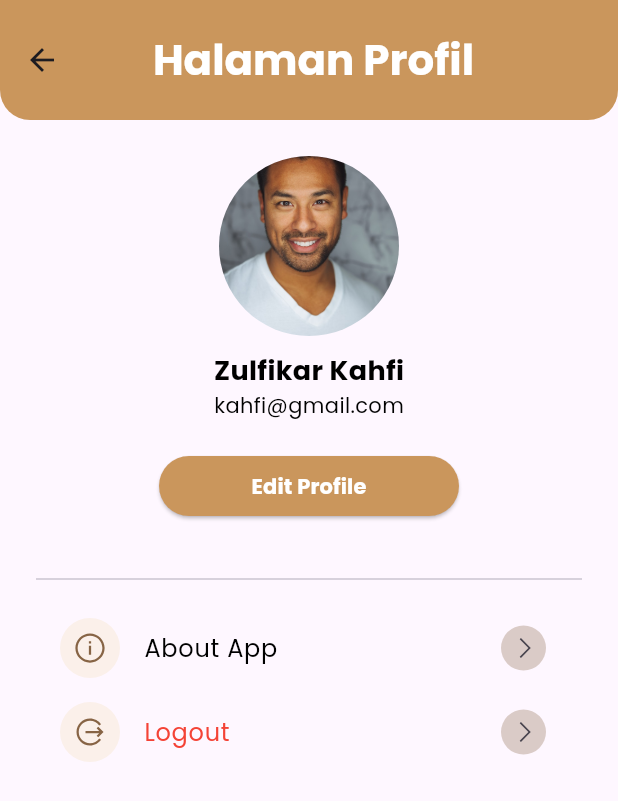
After one commit to miftahozuki/flutter-invital, a Flutter app: the ProfilePage screen opened directly, on a phone screen of 412 x 824 dp. The commit adds this screen. Shown: the top 801 px of the screen. Run offline on Flutter 3.47's test engine with Material 3 defaults, Android fonts, the phone set to English and light mode, and no system bars; our stand-ins replace form_field_validator, google_fonts, line_awesome_flutter, sqflite, sqflite_common_ffi; missing offline and left inert: dart:ffi, qr_code_scanner; accounts and stored records are empty; network calls fail.

Commit message:
feat(profile) add prodile page

```diff
--- a/lib/screen/dashboard.dart
+++ b/lib/screen/dashboard.dart
@@ -3,6 +3,7 @@ import 'package:plj/models/visitor.dart';
 // route to page
 import 'package:plj/screen/about_page.dart';
 import 'package:plj/screen/event_page.dart';
+import 'package:plj/screen/profile_page.dart';
 import 'package:plj/screen/scanner_page.dart';
 import 'package:plj/screen/visitor_page.dart';
 // ekspor style
@@ -39,7 +40,10 @@ class DashboardPage extends StatelessWidget {
                 shape: const CircleBorder(),
                 child: InkWell(
                   onTap: () {
-                    // Tambahkan aksi saat tombol profil diklik
+                    Navigator.push(context,
+                          MaterialPageRoute(builder: (context) {
+                        return ProfilePage();
+                      }));// Tambahkan aksi saat tombol profil diklik
                   },
                   child: CircleAvatar(
                     backgroundImage: AssetImage(
--- /dev/null
+++ b/lib/screen/profile_page.dart
@@ -0,0 +1,175 @@
+import 'package:flutter/material.dart';
+import 'package:plj/screen/about_page.dart';
+import 'package:plj/screen/login_page.dart';
+import 'package:plj/screen/update_profile.dart';
+import 'package:plj/theme.dart';
+
+import 'package:line_awesome_flutter/line_awesome_flutter.dart';
+
+class ProfilePage extends StatelessWidget {
+  const ProfilePage({super.key});
+
+  @override
+  Widget build(BuildContext context) {
+    return Scaffold(
+      appBar: AppBar(
+        backgroundColor: primaryColor,
+        title: Center(
+          child: Text(
+            'Halaman Profil',
+            style: whiteTextStyle.copyWith(
+              fontSize: 28,
+            ),
+          ),
+        ),
+        actions: [
+          Container(
+            margin:
+                const EdgeInsets.only(right: 50), // Tambahkan margin sebesar 30
+          ),
+        ],
+        toolbarHeight: 80, // Mengatur tinggi AppBar
+        shape: const RoundedRectangleBorder(
+          borderRadius: BorderRadius.vertical(bottom: Radius.circular(20)),
+        ),
+      ),
+      body: SingleChildScrollView(
+        child: Container(
+          padding: EdgeInsets.all(24),
+          child: Column(
+            children: [
+              SizedBox(
+                width: 120,
+                height: 120,
+                child: ClipRRect(
+                  borderRadius: BorderRadius.circular(100),
+                  child: Image.asset(
+                    'assets/images/profile.png',
+                    fit: BoxFit.cover,
+                  ),
+                ),
+              ),
+              const SizedBox(
+                height: 10,
+              ),
+              Text(
+                'Zulfikar Kahfi',
+                style: blackTextStyle.copyWith(
+                  fontWeight: FontWeight.w700,
+                  fontSize: 18,
+                ),
+              ),
+              Text(
+                'kahfi@gmail.com',
+                style: blackTextStyle,
+              ),
+              const SizedBox(
+                height: 20,
+              ),
+              SizedBox(
+                width: 200,
+                child: ElevatedButton(
+                  onPressed: () {
+                    Navigator.push(context,
+                        MaterialPageRoute(builder: (context) {
+                      return UpdateProfilePage();
+                    }));
+                  },
+                  style: ElevatedButton.styleFrom(
+                      backgroundColor: primaryColor,
+                      side: BorderSide.none,
+                      shape: const StadiumBorder()),
+                  child: Text(
+                    'Edit Profile',
+                    style: whiteTextStyle,
+                  ),
+                ),
+              ),
+              SizedBox(
+                height: 30,
+              ),
+              Divider(),
+              SizedBox(
+                height: 10,
+              ),
+
+              //MENU
+              /*About App */
+              ListTile(
+                  leading: Container(
+                    width: 40,
+                    height: 40,
+                    decoration: BoxDecoration(
+                      borderRadius: BorderRadius.circular(100),
+                      color: secondaryColor.withOpacity(0.3),
+                    ),
+                    child: Icon(
+                      LineAwesomeIcons.info_circle,
+                      color: strokeColor,
+                    ),
+                  ),
+                  title: Text(
+                    'About App',
+                    style: blackTextStyle,
+                  ),
+                  trailing: Container(
+                    width: 30,
+                    height: 30,
+                    decoration: BoxDecoration(
+                      borderRadius: BorderRadius.circular(100),
+                      color: strokeColor.withOpacity(0.3),
+                    ),
+                    child: Icon(
+                      LineAwesomeIcons.angle_right,
+                      size: 18.0,
+                    ),
+                  ),
+                  onTap: () {
+                    Navigator.push(context,
+                        MaterialPageRoute(builder: (context) {
+                      return AboutPage();
+                    }));
+                  }),
+              /*About App */
+              ListTile(
+                  leading: Container(
+                    width: 40,
+                    height: 40,
+                    decoration: BoxDecoration(
+                      borderRadius: BorderRadius.circular(100),
+                      color: secondaryColor.withOpacity(0.3),
+                    ),
+                    child: Icon(
+                      LineAwesomeIcons.alternate_sign_out,
+                      color: strokeColor,
+                    ),
+                  ),
+                  title: Text(
+                    'Logout',
+                    style: redTextStyle,
+                  ),
+                  trailing: Container(
+                    width: 30,
+                    height: 30,
+                    decoration: BoxDecoration(
+                      borderRadius: BorderRadius.circular(100),
+                      color: strokeColor.withOpacity(0.3),
+                    ),
+                    child: Icon(
+                      LineAwesomeIcons.angle_right,
+                      size: 18.0,
+                    ),
+                  ),
+                  onTap: () {
+                    Navigator.push(context,
+                        MaterialPageRoute(builder: (context) {
+                      return LoginPage();
+                    }));
+                  }),
+            ],
+          ),
+        ),
+      ),
+    );
+  }
+}
--- /dev/null
+++ b/lib/screen/update_profile.dart
@@ -0,0 +1,31 @@
+import 'package:flutter/material.dart';
+import 'package:plj/theme.dart';
+
+class UpdateProfilePage extends StatelessWidget {
+  const UpdateProfilePage({super.key});
+
+  @override
+  Widget build(BuildContext context) {
+    return Scaffold(
+      appBar: AppBar(
+        backgroundColor: primaryColor,
+        title: Center(
+          child: Text(
+            'Update Profile',
+            style: whiteTextStyle.copyWith(fontSize: 28),
+          ),
+        ),
+        actions: [
+          Container(
+            margin:
+                const EdgeInsets.only(right: 50), // Tambahkan margin sebesar 30
+          ),
+        ],
+        toolbarHeight: 80, // Mengatur tinggi AppBar
+        shape: const RoundedRectangleBorder(
+          borderRadius: BorderRadius.vertical(bottom: Radius.circular(20)),
+        ),
+      ),
+    );
+  }
+}
--- a/lib/screen/visitor_page.dart
+++ b/lib/screen/visitor_page.dart
@@ -12,8 +12,7 @@ class VisitorPage extends StatelessWidget {
 
 //
   Future<List<Visitor>> getVisitor() async {
-    String urlEndPoint =
-        "http://192.168.12.1:8000/api/visitors";
+    String urlEndPoint = "http://127.0.0.1:8000/api/visitors";
 
     try {
       final response = await http.get(Uri.parse(urlEndPoint));
--- a/lib/theme.dart
+++ b/lib/theme.dart
@@ -5,10 +5,11 @@ Color primaryColor = const Color(0xffCA965C);
 Color secondaryColor = const Color(0xffF4DFBA);
 Color strokeColor = const Color(0xff876445);
 Color brownColor = const Color(0xffEEC373);
-Color redColor = const Color(0xffFF7070);
+// Color redColor = const Color(0xffFF7070);
 Color grayColor = const Color(0xff7C7C8C);
 Color blackColor = const Color(0xff000000);
 Color whiteColor = const Color(0xffFFFFFF);
+Color redColor = Colors.red;
 
 TextStyle whiteTextStyle = GoogleFonts.poppins(
   fontWeight: FontWeight.w700,
@@ -23,3 +24,7 @@ TextStyle grayTextStyle = GoogleFonts.poppins(
 TextStyle blackTextStyle = GoogleFonts.poppins(
   color: blackColor,
 );
+
+TextStyle redTextStyle = GoogleFonts.poppins(
+  color: redColor,
+);
```
Also changed, not shown: pubspec.yaml (+3 -17 lines), assets/images/profile.png (added), pubspec.lock, 1 other file.
